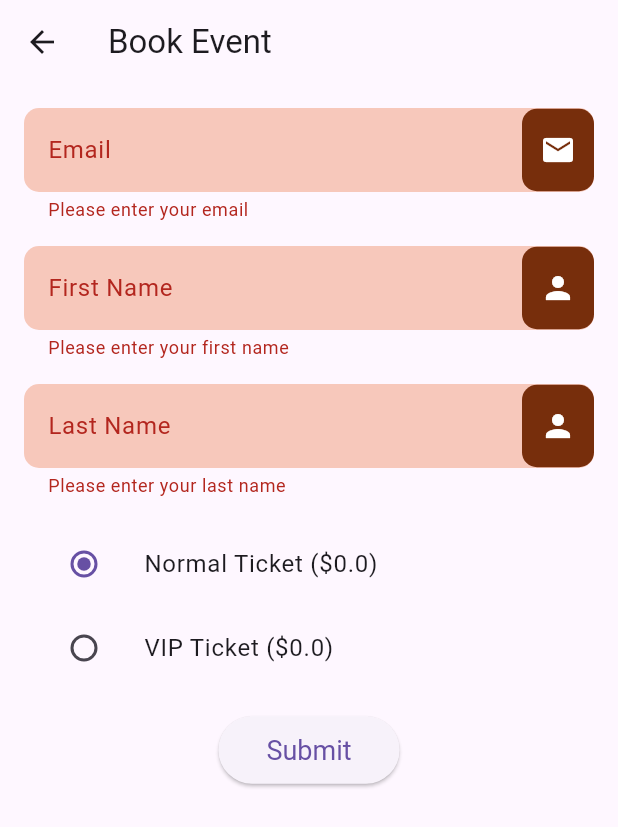
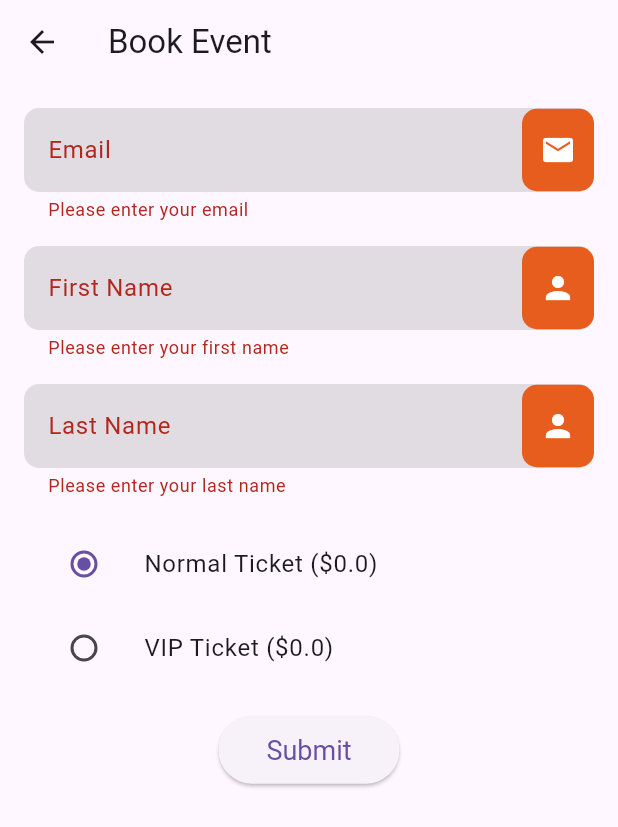
Before and after one commit to lalisabl/eventManagement, a Flutter app: the BookingScreen screen opened directly with empty values, after a tap on "Submit", on a phone screen of 412 x 824 dp. Shown: the top 827 px of the screen. Run offline on Flutter 3.47's test engine with Material 3 defaults, Android fonts, the phone set to English and light mode, and no system bars; our stand-ins replace cached_network_image, curved_navigation_bar, flutter_secure_storage, shared_preferences; accounts and stored records are empty.

Commit message:
booking success ✨feature: booking success

```diff
--- a/App/clientapp/lib/screens/booking_screen.dart
+++ b/App/clientapp/lib/screens/booking_screen.dart
@@ -1,12 +1,11 @@
 import 'dart:convert';
-
-import 'package:clientapp/screens/authentication/login.dart';
-import 'package:clientapp/themes/colors.dart';
 import 'package:flutter/material.dart';
 import 'package:flutter_secure_storage/flutter_secure_storage.dart';
 import 'package:clientapp/constants/url.dart';
 import 'package:clientapp/models/Event.dart';
+import 'package:clientapp/screens/authentication/login.dart';
 import 'package:http/http.dart' as http;
+import 'package:url_launcher/url_launcher.dart';
 
 class BookingScreen extends StatefulWidget {
   final Event event;
@@ -64,14 +63,13 @@ class _BookingScreenState extends State<BookingScreen> {
             'firstName': firstNameController.text,
             'lastName': lastNameController.text,
             'type': ticketType,
-            'price': price,
+           // 'price': price,//
           }),
         );
+        print(response.statusCode);
         if (response.statusCode == 201) {
-          ScaffoldMessenger.of(context).showSnackBar(
-            SnackBar(content: Text('Booking successful')),
-          );
-          Navigator.pop(context);
+          final responseData = jsonDecode(response.body);
+          _showCheckoutDialog(responseData['tranx']['checkout_url']);
         } else {
           ScaffoldMessenger.of(context).showSnackBar(
             SnackBar(content: Text('Failed to book event')),
@@ -83,6 +81,37 @@ class _BookingScreenState extends State<BookingScreen> {
           MaterialPageRoute(builder: (context) => LoginScreen()),
         );
       }
+    }
+  }
+
+  void _showCheckoutDialog(String checkoutUrl) {
+    showDialog(
+      context: context,
+      builder: (context) => AlertDialog(
+        title: Text('Booking Successful'),
+        content: Text('Do you want to proceed to payment now?'),
+        actions: [
+          TextButton(
+            onPressed: () => Navigator.pop(context),
+            child: Text('No'),
+          ),
+          TextButton(
+            onPressed: () {
+              Navigator.pop(context);
+              _launchURL(checkoutUrl);
+            },
+            child: Text('Yes'),
+          ),
+        ],
+      ),
+    );
+  }
+
+  void _launchURL(String url) async {
+    if (await canLaunch(url)) {
+      await launch(url);
+    } else {
+      throw 'Could not launch $url';
     }
   }
 
@@ -105,7 +134,7 @@ class _BookingScreenState extends State<BookingScreen> {
                   decoration: InputDecoration(
                     labelText: 'Email',
                     filled: true,
-                    fillColor: AppColors.primaryColor.withOpacity(0.3),
+                    fillColor: Colors.grey.withOpacity(0.3),
                     border: OutlineInputBorder(
                       borderSide: BorderSide.none,
                       borderRadius: BorderRadius.circular(10.0),
@@ -114,7 +143,7 @@ class _BookingScreenState extends State<BookingScreen> {
                       height: 55,
                       decoration: BoxDecoration(
                         borderRadius: BorderRadius.circular(10.0),
-                        color: AppColors.secondaryColor,
+                        color: Theme.of(context).primaryColor,
                       ),
                       child: Icon(
                         Icons.email,
@@ -135,7 +164,7 @@ class _BookingScreenState extends State<BookingScreen> {
                   decoration: InputDecoration(
                     labelText: 'First Name',
                     filled: true,
-                    fillColor:AppColors.primaryColor.withOpacity(0.3),
+                    fillColor: Colors.grey.withOpacity(0.3),
                     border: OutlineInputBorder(
                       borderSide: BorderSide.none,
                       borderRadius: BorderRadius.circular(10.0),
@@ -144,7 +173,7 @@ class _BookingScreenState extends State<BookingScreen> {
                       height: 55,
                       decoration: BoxDecoration(
                         borderRadius: BorderRadius.circular(10.0),
-                        color: AppColors.secondaryColor,
+                        color: Theme.of(context).primaryColor,
                       ),
                       child: Icon(
                         Icons.person,
@@ -165,7 +194,7 @@ class _BookingScreenState extends State<BookingScreen> {
                   decoration: InputDecoration(
                     labelText: 'Last Name',
                     filled: true,
-                    fillColor: AppColors.primaryColor.withOpacity(0.3),
+                    fillColor: Colors.grey.withOpacity(0.3),
                     border: OutlineInputBorder(
                       borderSide: BorderSide.none,
                       borderRadius: BorderRadius.circular(10.0),
@@ -174,7 +203,7 @@ class _BookingScreenState extends State<BookingScreen> {
                       height: 55,
                       decoration: BoxDecoration(
                         borderRadius: BorderRadius.circular(10.0),
-                        color: AppColors.secondaryColor,
+                        color: Theme.of(context).primaryColor,
                       ),
                       child: Icon(
                         Icons.person,
@@ -205,7 +234,7 @@ class _BookingScreenState extends State<BookingScreen> {
                 ListTile(
                   title: Text('VIP Ticket (\$${widget.event.vipPrice})'),
                   leading: Radio<String>(
-                    value: 'vip',
+                    value: 'VIP',
                     groupValue: ticketType,
                     onChanged: (value) {
                       setState(() {
--- a/App/clientapp/pubspec.yaml
+++ b/App/clientapp/pubspec.yaml
@@ -38,6 +38,7 @@ dependencies:
   http: ^1.2.1
   flutter_secure_storage: ^9.2.1
   cached_network_image: ^3.3.1
+  url_launcher: ^6.2.6
 
 dev_dependencies:
   flutter_test:
```
Also changed, not shown: App/clientapp/pubspec.lock, 3 other files.
